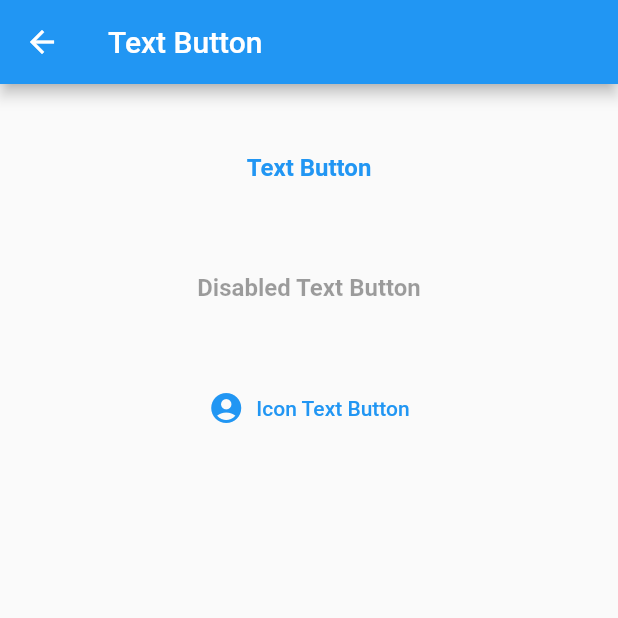
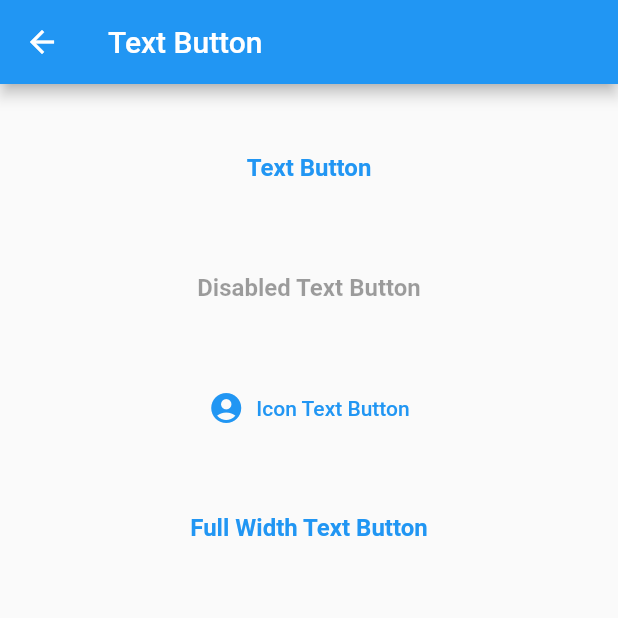
Before and after one commit to Gogo-jiii/Flutter-All-In-One, a Flutter app: the TextButtonScreen screen opened directly, on a phone screen of 412 x 824 dp, the top half of it. Run offline on Flutter 3.47's test engine with Material 2 defaults, Android fonts, the phone set to English and light mode, and no system bars; our stand-ins replace fluttertoast.

Commit message:
full width button

```diff
--- a/lib/modules/button/elevatedbutton_screen.dart
+++ b/lib/modules/button/elevatedbutton_screen.dart
@@ -44,6 +44,20 @@ class _ElevatedButtonScreenState extends State<ElevatedButtonScreen> {
                     },
                     icon: const Icon(Icons.account_circle),
                     label: const Text("Icon Elevated Button")),
+                const SizedBox(height: 32),
+                SizedBox(
+                  width: double.infinity,
+                  child: ElevatedButton(
+                    onPressed: () {
+                      showToast("Full Width Elevated Button is clicked.");
+                    },
+                    child: const Text(
+                      "Full Width Elevated Button",
+                      style:
+                          TextStyle(fontWeight: FontWeight.bold, fontSize: 16),
+                    ),
+                  ),
+                ),
               ],
             ),
           ),
--- a/lib/modules/button/outlinebutton_screen.dart
+++ b/lib/modules/button/outlinebutton_screen.dart
@@ -43,7 +43,21 @@ class _OutlineButtonScreenState extends State<OutlineButtonScreen> {
                       showToast("Icon Outline Button is clicked.");
                     },
                     icon: const Icon(Icons.account_circle),
-                    label: const Text("Icon Outline Button"))
+                    label: const Text("Icon Outline Button")),
+                const SizedBox(height: 32),
+                SizedBox(
+                  width: double.infinity,
+                  child: OutlinedButton(
+                    onPressed: () {
+                      showToast("Full Width Outline Button is clicked.");
+                    },
+                    child: const Text(
+                      "Full Width Outline Button",
+                      style:
+                          TextStyle(fontWeight: FontWeight.bold, fontSize: 16),
+                    ),
+                  ),
+                ),
               ],
             ),
           ),
--- a/lib/modules/button/textbutton_screen.dart
+++ b/lib/modules/button/textbutton_screen.dart
@@ -43,7 +43,21 @@ class _TextButtonScreenState extends State<TextButtonScreen> {
                       showToast("Icon Text Button is clicked.");
                     },
                     icon: const Icon(Icons.account_circle),
-                    label: const Text("Icon Text Button"))
+                    label: const Text("Icon Text Button")),
+                const SizedBox(height: 32),
+                SizedBox(
+                  width: double.infinity,
+                  child: TextButton(
+                    onPressed: () {
+                      showToast("Full Width Text Button is clicked.");
+                    },
+                    child: const Text(
+                      "Full Width Text Button",
+                      style:
+                          TextStyle(fontWeight: FontWeight.bold, fontSize: 16),
+                    ),
+                  ),
+                ),
               ],
             ),
           ),
```
